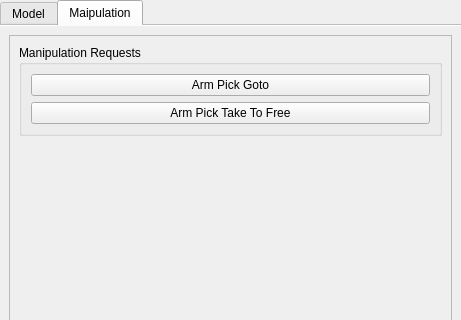
Qt form src/qtUI/qtMainInterface/sideWidgets/qtRobot.ui (jmainpri/libmove3d-planners) before a commit; both pictures show x 0 to 461 and y 0 to 320 of the 461 by 729 pixel window.
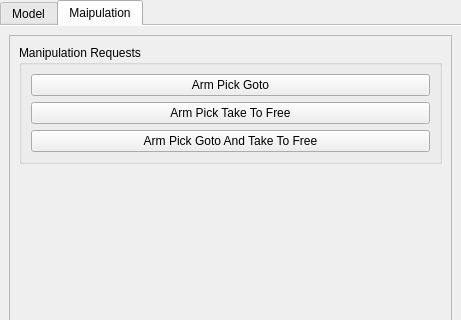
The same form after that commit. The open tabs and pages were chosen to show the change.

Commit message:
Small changes and fixes to API (Robot::isInCollision), Work on the Manipulation planner form.
The smoothing method now terminates if there is only one localpath.

What changed in the file:
```diff
--- a/src/qtUI/qtMainInterface/sideWidgets/qtRobot.ui
+++ b/src/qtUI/qtMainInterface/sideWidgets/qtRobot.ui
@@ -19,6 +19,12 @@
    </property>
    <item>
     <widget class="QTabWidget" name="tabWidget_6">
+     <property name="sizePolicy">
+      <sizepolicy hsizetype="Preferred" vsizetype="Preferred">
+       <horstretch>0</horstretch>
+       <verstretch>0</verstretch>
+      </sizepolicy>
+     </property>
      <property name="currentIndex">
       <number>1</number>
      </property>
@@ -571,6 +577,13 @@
                 </property>
                </widget>
               </item>
+              <item>
+               <widget class="QPushButton" name="pushButtonArmPickGotoAndTakeToFree">
+                <property name="text">
+                 <string>Arm Pick Goto And Take To Free</string>
+                </property>
+               </widget>
+              </item>
              </layout>
             </widget>
            </item>
```
Left out of the diff: 4 changed lines with no effect on the pictures. The commit also changes 9 other files.
